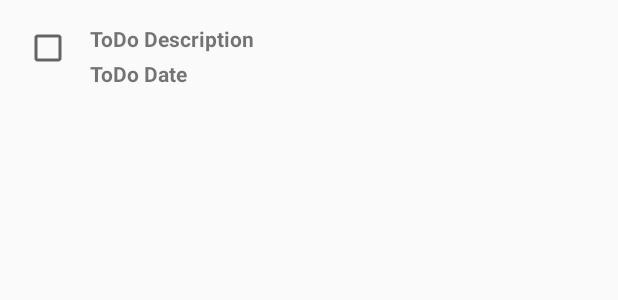
After one commit to zeeshanhanif/android-todolist-firebase, an Android app: the layout fragment_to_do_list2.xml on its own in the app's theme, with its tools: preview values and no code run, on a phone screen of 412 x 824 dp. The commit adds this screen. Shown: the top 300 px of the screen. Run offline under Robolectric (Android 15) with nearby library versions, the phone set to English and light mode, and no system bars.

Commit message:
Updating code based on new learning

```diff
--- a/FirebaseToDoList/app/src/main/AndroidManifest.xml
+++ b/FirebaseToDoList/app/src/main/AndroidManifest.xml
@@ -22,6 +22,10 @@
             android:name=".ToDoListActivity"
             android:label="@string/title_activity_to_do_list" >
         </activity>
+        <activity
+            android:name="firebase.generic.todolist.ToDoListActivity"
+            android:label="@string/title_activity_to_do_list" >
+        </activity>
     </application>
 
 </manifest>
--- /dev/null
+++ b/FirebaseToDoList/app/src/main/res/layout/activity_to_do_list2.xml
@@ -0,0 +1,4 @@
+<FrameLayout xmlns:android="http://schemas.android.com/apk/res/android"
+    xmlns:tools="http://schemas.android.com/tools" android:id="@+id/container"
+    android:layout_width="match_parent" android:layout_height="match_parent"
+    tools:context="firebase.generic.todolist.ToDoListActivity" tools:ignore="MergeRootFrame" />
--- /dev/null
+++ b/FirebaseToDoList/app/src/main/res/layout/fragment_to_do_list2.xml
@@ -0,0 +1,42 @@
+<RelativeLayout xmlns:android="http://schemas.android.com/apk/res/android"
+    xmlns:tools="http://schemas.android.com/tools" android:layout_width="match_parent"
+    android:layout_height="match_parent" android:paddingLeft="@dimen/activity_horizontal_margin"
+    android:paddingRight="@dimen/activity_horizontal_margin"
+    android:paddingTop="@dimen/activity_vertical_margin"
+    android:paddingBottom="@dimen/activity_vertical_margin"
+    tools:context="firebase.generic.todolist.ToDoListActivity$PlaceholderFragment">
+
+    <CheckBox
+        android:layout_width="wrap_content"
+        android:layout_height="wrap_content"
+        android:id="@+id/todoItemCheckBox"
+        android:gravity="center"
+        android:layout_alignParentLeft="true"
+        android:enabled="true"
+        android:focusable="false"
+        android:padding="4dp"
+        />
+
+    <TextView
+        android:layout_width="match_parent"
+        android:layout_height="wrap_content"
+        android:id="@+id/todoItemDescriptionTextView"
+        android:textStyle="bold"
+        android:paddingLeft="4dp"
+        android:paddingRight="4dp"
+        android:text="ToDo Description"
+        android:layout_toRightOf="@id/todoItemCheckBox"/>
+
+    <TextView
+        android:layout_width="match_parent"
+        android:layout_height="wrap_content"
+        android:id="@+id/todoItemDateTextView"
+        android:textStyle="bold"
+        android:paddingLeft="4dp"
+        android:paddingRight="4dp"
+        android:paddingTop = "4dp"
+        android:text="ToDo Date"
+        android:layout_toRightOf="@id/todoItemCheckBox"
+        android:layout_below="@id/todoItemDescriptionTextView"/>
+
+</RelativeLayout>
```
Also changed, not shown: FirebaseToDoList/app/src/main/java/firebase/generic/todolist/ToDoItem.java (added, +63 -0 lines), FirebaseToDoList/app/src/main/java/firebase/generic/todolist/ToDoItemFragment.java (added, +76 -0 lines), FirebaseToDoList/app/src/main/java/firebase/generic/todolist/ToDoItemListAdapter.java (added, +34 -0 lines), FirebaseToDoList/app/src/main/java/firebase/generic/todolist/ToDoListActivity.java (added, +53 -0 lines), FirebaseToDoList/app/src/main/java/firebase/repo/com/FirebaseListAdapter.java (added, +185 -0 lines), FirebaseToDoList/app/src/main/res/menu/menu_to_do_list.xml (+5 -7 lines).
